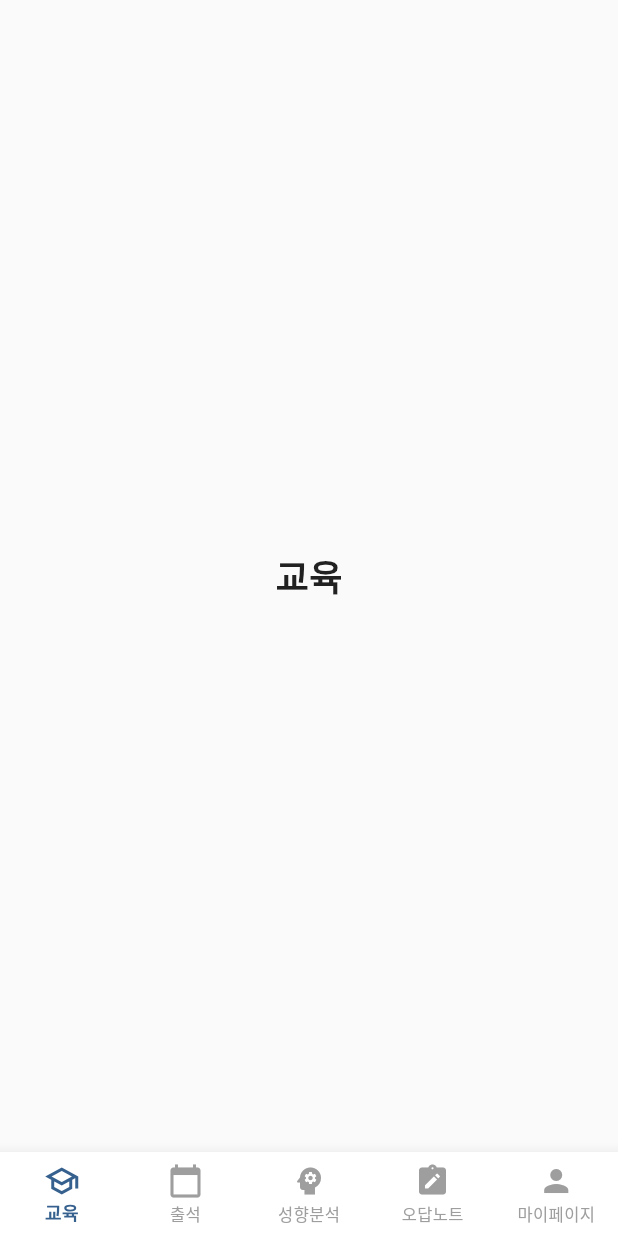
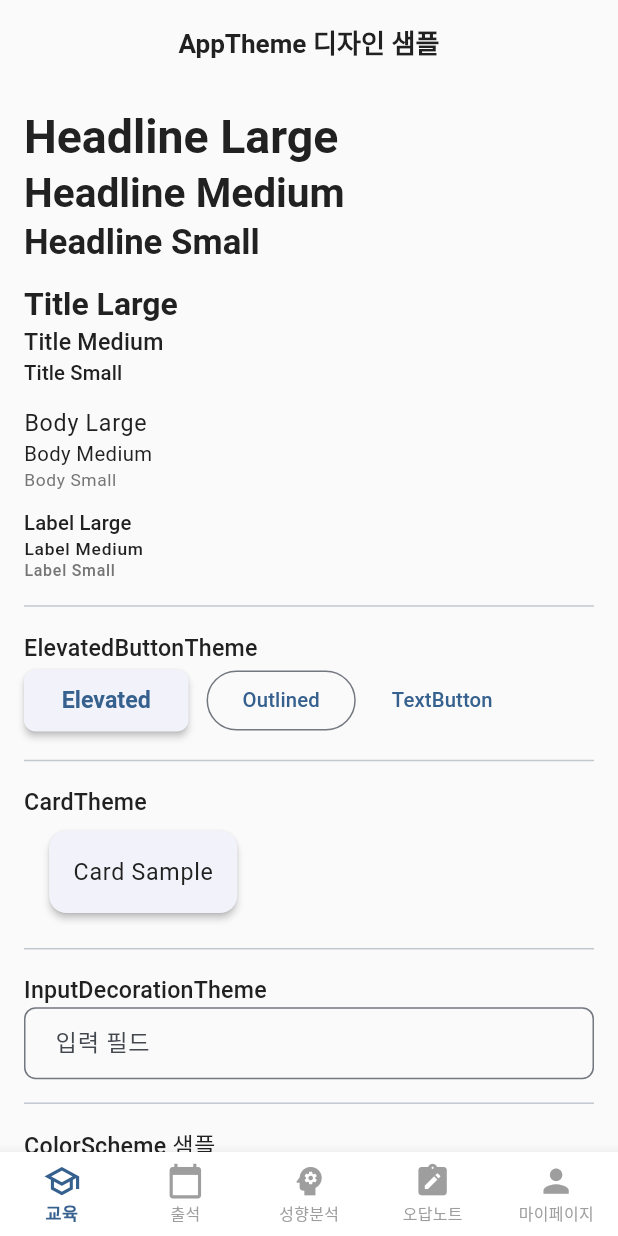
Before and after one commit to EM-H20/stocker, a Flutter app: the screen it shows after launch, on a phone screen of 412 x 824 dp. Run offline on Flutter 3.47's test engine with Material 3 defaults, Android fonts, the phone set to English and light mode, and no system bars; our stand-ins replace flutter_screenutil, go_router.

Commit message:
refactor/homescreen-screenutil

```diff
--- a/lib/app/core/widgets/error_page.dart
+++ b/lib/app/core/widgets/error_page.dart
@@ -1,4 +1,5 @@
 import 'package:flutter/material.dart';
+import 'package:flutter_screenutil/flutter_screenutil.dart';
 import 'package:go_router/go_router.dart';
 import '../../config/app_routes.dart';
 
@@ -22,21 +23,30 @@ class ErrorPage extends StatelessWidget {
         child: Column(
           mainAxisAlignment: MainAxisAlignment.center,
           children: [
-            const Icon(Icons.error_outline, size: 64, color: Colors.red),
+            Icon(Icons.error_outline, size: 64.w, color: Colors.red),
             const SizedBox(height: 16),
             Text(
               '페이지를 찾을 수 없습니다',
-              style: Theme.of(context).textTheme.headlineSmall,
+              style: Theme.of(
+                context,
+              ).textTheme.headlineSmall!.copyWith(fontSize: 16.sp),
             ),
             const SizedBox(height: 8),
             Text(
               '경로: ${errorPath ?? "알 수 없음"}',
-              style: Theme.of(context).textTheme.bodyMedium,
+              style: Theme.of(
+                context,
+              ).textTheme.bodyMedium!.copyWith(fontSize: 12.sp),
             ),
             const SizedBox(height: 16),
             ElevatedButton(
               onPressed: () => context.go(AppRoutes.home),
-              child: const Text('홈으로 돌아가기'),
+              child: Text(
+                '홈으로 돌아가기',
+                style: Theme.of(
+                  context,
+                ).textTheme.bodyMedium!.copyWith(fontSize: 12.sp),
+              ),
             ),
           ],
         ),
--- a/lib/features/education/presentation/education_screen.dart
+++ b/lib/features/education/presentation/education_screen.dart
@@ -5,13 +5,119 @@ class EducationScreen extends StatelessWidget {
 
   @override
   Widget build(BuildContext context) {
-    return const Scaffold(
-      body: Center(
-        child: Text(
-          '교육',
-          style: TextStyle(fontSize: 24, fontWeight: FontWeight.bold),
+    final theme = Theme.of(context);
+    final colorScheme = theme.colorScheme;
+    return Scaffold(
+      appBar: AppBar(title: const Text('AppTheme 디자인 샘플')),
+      body: SingleChildScrollView(
+        padding: const EdgeInsets.all(16.0),
+        child: Column(
+          crossAxisAlignment: CrossAxisAlignment.start,
+          children: [
+            // 텍스트 스타일 샘플
+            Text('Headline Large', style: theme.textTheme.headlineLarge),
+            Text('Headline Medium', style: theme.textTheme.headlineMedium),
+            Text('Headline Small', style: theme.textTheme.headlineSmall),
+            const SizedBox(height: 12),
+            Text('Title Large', style: theme.textTheme.titleLarge),
+            Text('Title Medium', style: theme.textTheme.titleMedium),
+            Text('Title Small', style: theme.textTheme.titleSmall),
+            const SizedBox(height: 12),
+            Text('Body Large', style: theme.textTheme.bodyLarge),
+            Text('Body Medium', style: theme.textTheme.bodyMedium),
+            Text('Body Small', style: theme.textTheme.bodySmall),
+            const SizedBox(height: 12),
+            Text('Label Large', style: theme.textTheme.labelLarge),
+            Text('Label Medium', style: theme.textTheme.labelMedium),
+            Text('Label Small', style: theme.textTheme.labelSmall),
+            const Divider(height: 32),
+
+            // 버튼 스타일 샘플
+            Text('ElevatedButtonTheme', style: theme.textTheme.titleMedium),
+            Row(
+              children: [
+                ElevatedButton(onPressed: () {}, child: const Text('Elevated')),
+                const SizedBox(width: 12),
+                OutlinedButton(onPressed: () {}, child: const Text('Outlined')),
+                const SizedBox(width: 12),
+                TextButton(onPressed: () {}, child: const Text('TextButton')),
+              ],
+            ),
+            const Divider(height: 32),
+
+            // 카드 스타일 샘플
+            Text('CardTheme', style: theme.textTheme.titleMedium),
+            Card(
+              child: Padding(
+                padding: const EdgeInsets.all(16.0),
+                child: Text('Card Sample', style: theme.textTheme.bodyLarge),
+              ),
+            ),
+            const Divider(height: 32),
+
+            // 입력 필드 테마 샘플
+            Text('InputDecorationTheme', style: theme.textTheme.titleMedium),
+            TextField(
+              decoration: InputDecoration(
+                labelText: '입력 필드',
+                hintText: '여기에 입력하세요',
+              ),
+            ),
+            const Divider(height: 32),
+
+            // 컬러 샘플
+            Text('ColorScheme 샘플', style: theme.textTheme.titleMedium),
+            Wrap(
+              spacing: 12,
+              runSpacing: 12,
+              children: [
+                _colorBox('Primary', colorScheme.primary),
+                _colorBox('Secondary', colorScheme.secondary),
+                _colorBox('Error', colorScheme.error),
+                _colorBox('Surface', colorScheme.surface),
+                _colorBox('Background', colorScheme.surface),
+                _colorBox('On Primary', colorScheme.onPrimary),
+                _colorBox('On Surface', colorScheme.onSurface),
+                _colorBox('On Background', colorScheme.onSurface),
+              ],
+            ),
+            const Divider(height: 32),
+
+            // 아이콘 샘플
+            Text('IconTheme', style: theme.textTheme.titleMedium),
+            Row(
+              children: [
+                Icon(Icons.star, color: theme.iconTheme.color, size: 32),
+                const SizedBox(width: 12),
+                Icon(Icons.favorite, color: colorScheme.primary, size: 32),
+                const SizedBox(width: 12),
+                Icon(Icons.error, color: colorScheme.error, size: 32),
+              ],
+            ),
+            const SizedBox(height: 24),
+          ],
         ),
       ),
     );
   }
+
+  // 컬러 샘플 박스 위젯
+  Widget _colorBox(String label, Color color) {
+    return Column(
+      mainAxisSize: MainAxisSize.min,
+      children: [
+        Container(
+          width: 48,
+          height: 48,
+          decoration: BoxDecoration(
+            color: color,
+            borderRadius: BorderRadius.circular(8),
+            border: Border.all(color: Colors.black12),
+          ),
+        ),
+        const SizedBox(height: 4),
+        Text(label, style: const TextStyle(fontSize: 12)),
+      ],
+    );
+  }
 }
--- a/lib/features/home/presentation/home_shell.dart
+++ b/lib/features/home/presentation/home_shell.dart
@@ -1,6 +1,6 @@
 import 'package:flutter/material.dart';
 import 'package:go_router/go_router.dart';
-
+import 'package:flutter_screenutil/flutter_screenutil.dart';
 import 'tap_item.dart';
 import '../../../app/config/app_routes.dart';
 
@@ -31,12 +31,12 @@ class HomeShell extends StatelessWidget {
       onTap: (index) => _onTabTapped(context, index),
       selectedItemColor: Theme.of(context).primaryColor,
       unselectedItemColor: Colors.grey,
-      selectedLabelStyle: const TextStyle(
-        fontSize: 12,
+      selectedLabelStyle: TextStyle(
+        fontSize: 12.sp,
         fontWeight: FontWeight.w600,
       ),
-      unselectedLabelStyle: const TextStyle(
-        fontSize: 11,
+      unselectedLabelStyle: TextStyle(
+        fontSize: 11.sp,
         fontWeight: FontWeight.w400,
       ),
       // BottomNavigationBarItem을 생성하여 탭 아이콘과 라벨을 설정합니다.
@@ -45,7 +45,7 @@ class HomeShell extends StatelessWidget {
             final isSelected = _isTabSelected(location, tab);
             // isSelected에 따라 아이콘을 변경합니다.
             return BottomNavigationBarItem(
-              icon: Icon(isSelected ? tab.selectedIcon : tab.icon, size: 24),
+              icon: Icon(isSelected ? tab.selectedIcon : tab.icon, size: 24.w),
               label: tab.label,
             );
           }).toList(),
```
